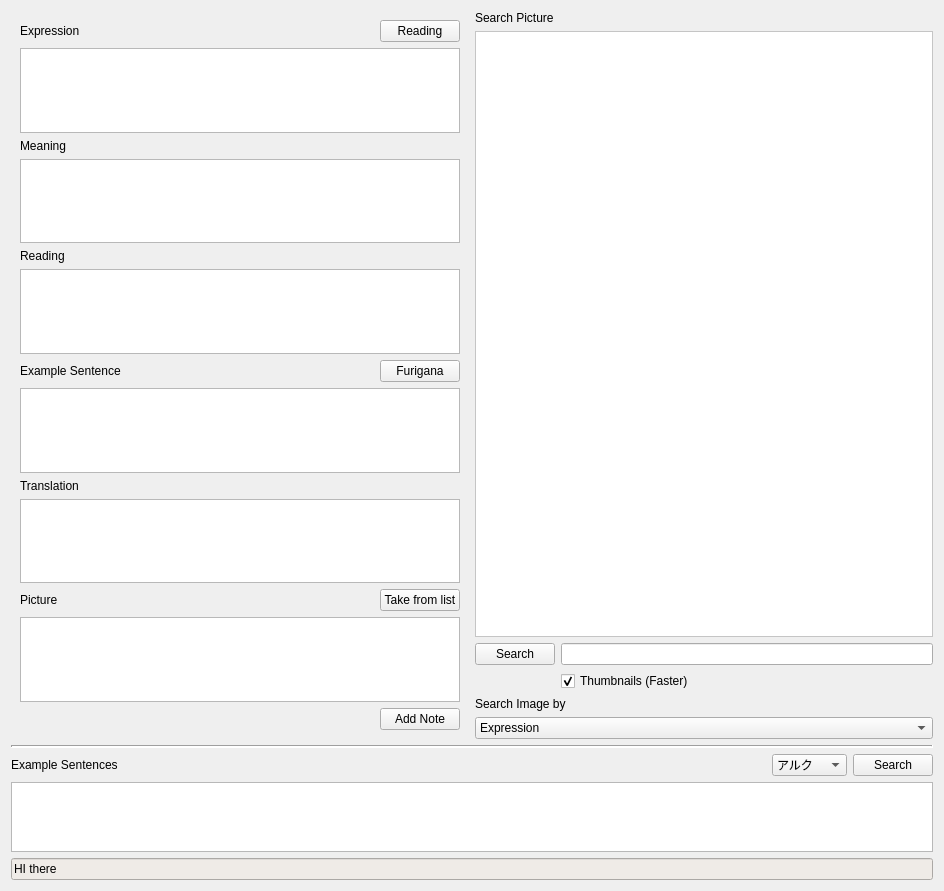
Qt form modules/imageViewer.ui (azonalon/CardCreator) before a commit.
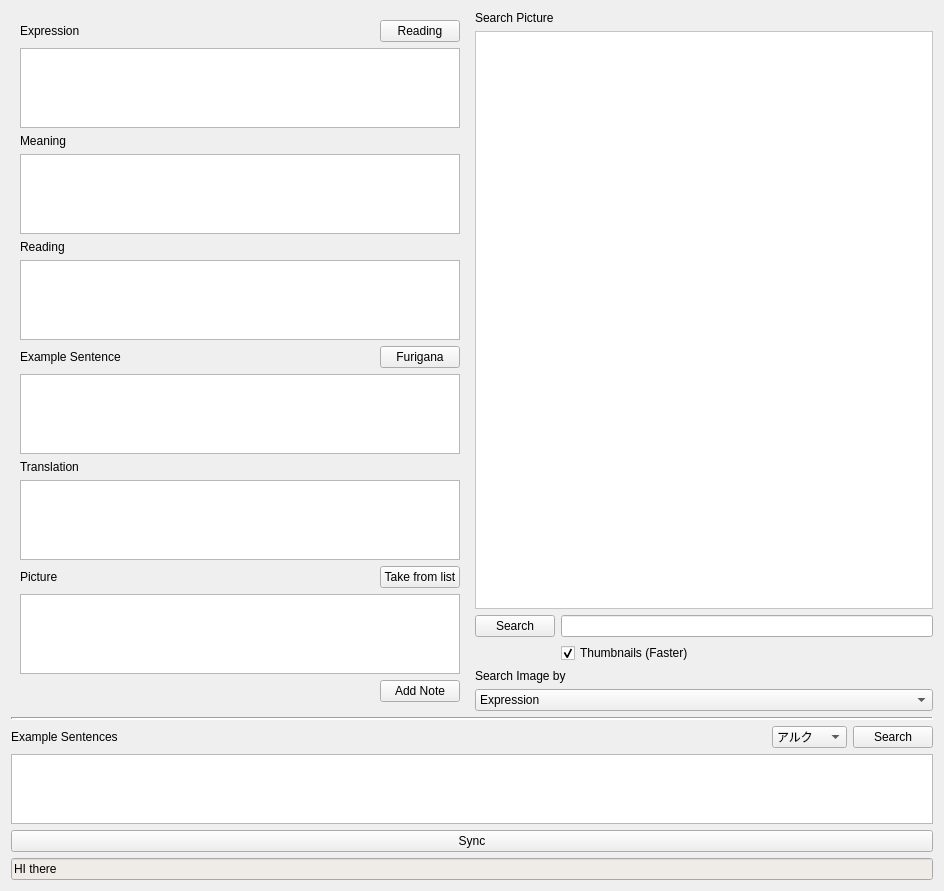
The same form after that commit. Icons and pictures are not drawn. Custom widgets are drawn as their Qt base class.

Diff of the .ui file:
```diff
--- a/modules/imageViewer.ui
+++ b/modules/imageViewer.ui
@@ -394,7 +394,7 @@
             <x>0</x>
             <y>0</y>
             <width>455</width>
-            <height>559</height>
+            <height>557</height>
            </rect>
           </property>
           <property name="sizePolicy">
@@ -665,6 +665,13 @@
      </property>
     </spacer>
    </item>
+   <item>
+    <widget class="QPushButton" name="syncButton">
+     <property name="text">
+      <string>Sync</string>
+     </property>
+    </widget>
+   </item>
    <item>
     <widget class="QLineEdit" name="leInfo">
      <property name="enabled">
```
Left out of the diff: 1 changed line with no effect on the pictures.
